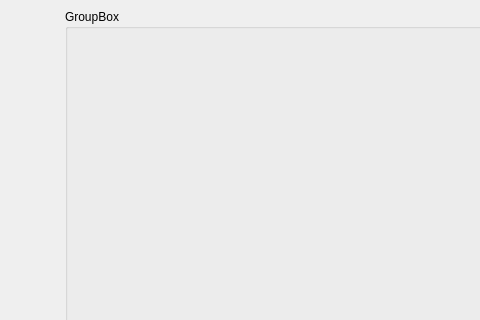
Qt form game-pc/led_matrix_simulator/mainwindow.ui (yairgd/alyn) before a commit; both pictures show x 408 to 888 and y 0 to 320 of the 1129 by 896 pixel window.
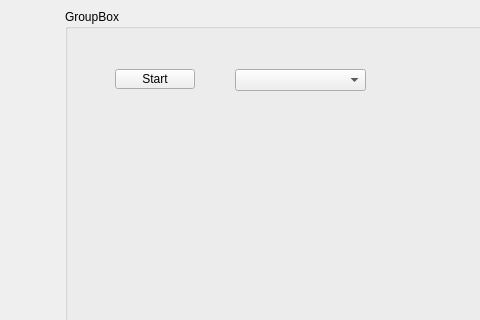
The same form after that commit.

Commit message: run games in GUI from list

```diff
--- a/game-pc/led_matrix_simulator/mainwindow.ui
+++ b/game-pc/led_matrix_simulator/mainwindow.ui
@@ -45,6 +45,29 @@
               <property name="title">
                <string>GroupBox</string>
               </property>
+              <widget class="QPushButton" name="startStop">
+               <property name="geometry">
+                <rect>
+                 <x>50</x>
+                 <y>60</y>
+                 <width>80</width>
+                 <height>20</height>
+                </rect>
+               </property>
+               <property name="text">
+                <string>Start</string>
+               </property>
+              </widget>
+              <widget class="QComboBox" name="gameList">
+               <property name="geometry">
+                <rect>
+                 <x>170</x>
+                 <y>60</y>
+                 <width>131</width>
+                 <height>22</height>
+                </rect>
+               </property>
+              </widget>
              </widget>
             </item>
            </layout>
```
The commit also changes 3 other files.
